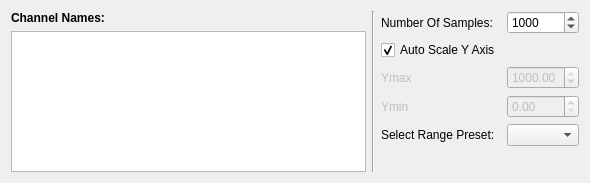
This is src/plotcontrolpanel.ui in AlexanderAmelkin/SerialPlot as Qt 5 draws it before an edit. The edited form follows.
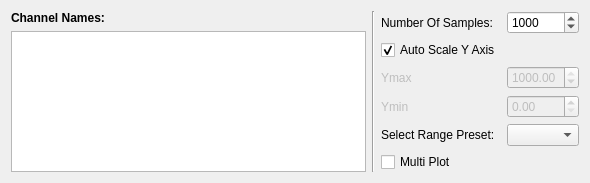
This is the edited form.

Commit message: added multi plot checkbox to plot panel

Diff of the .ui file:
```diff
--- a/src/plotcontrolpanel.ui
+++ b/src/plotcontrolpanel.ui
@@ -157,6 +157,16 @@
        </property>
       </widget>
      </item>
+     <item row="5" column="0">
+      <widget class="QCheckBox" name="cbMultiPlot">
+       <property name="toolTip">
+        <string>Plot all channels separately</string>
+       </property>
+       <property name="text">
+        <string>Multi Plot</string>
+       </property>
+      </widget>
+     </item>
     </layout>
    </item>
   </layout>
```
The commit also changes 3 other files.
